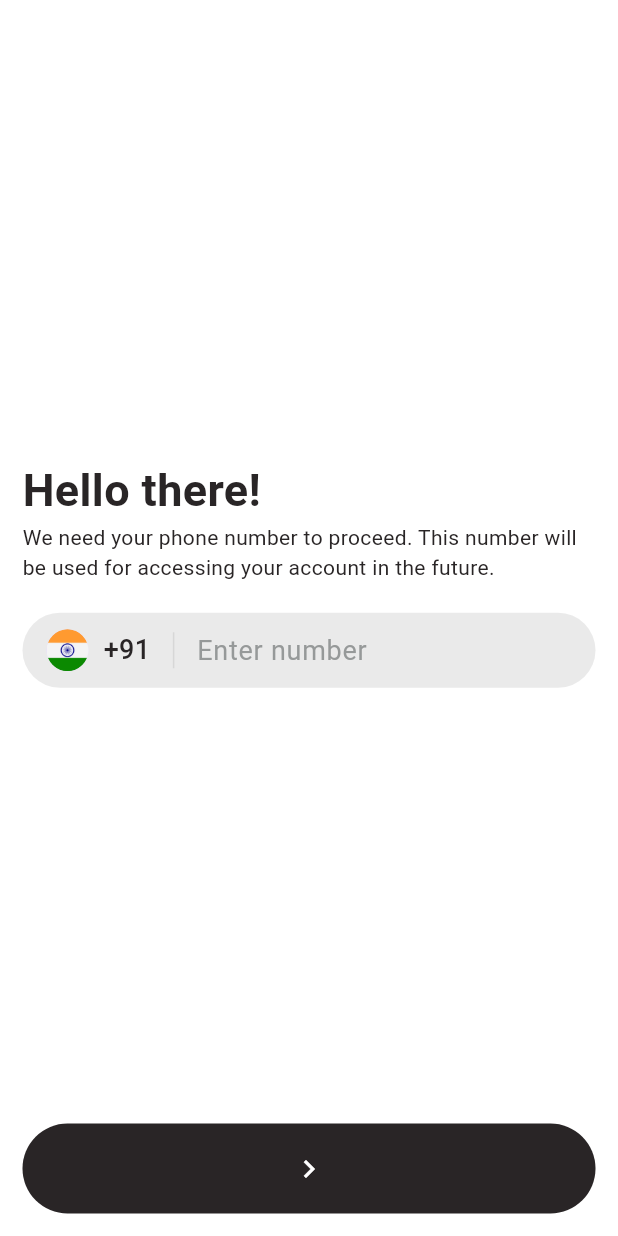
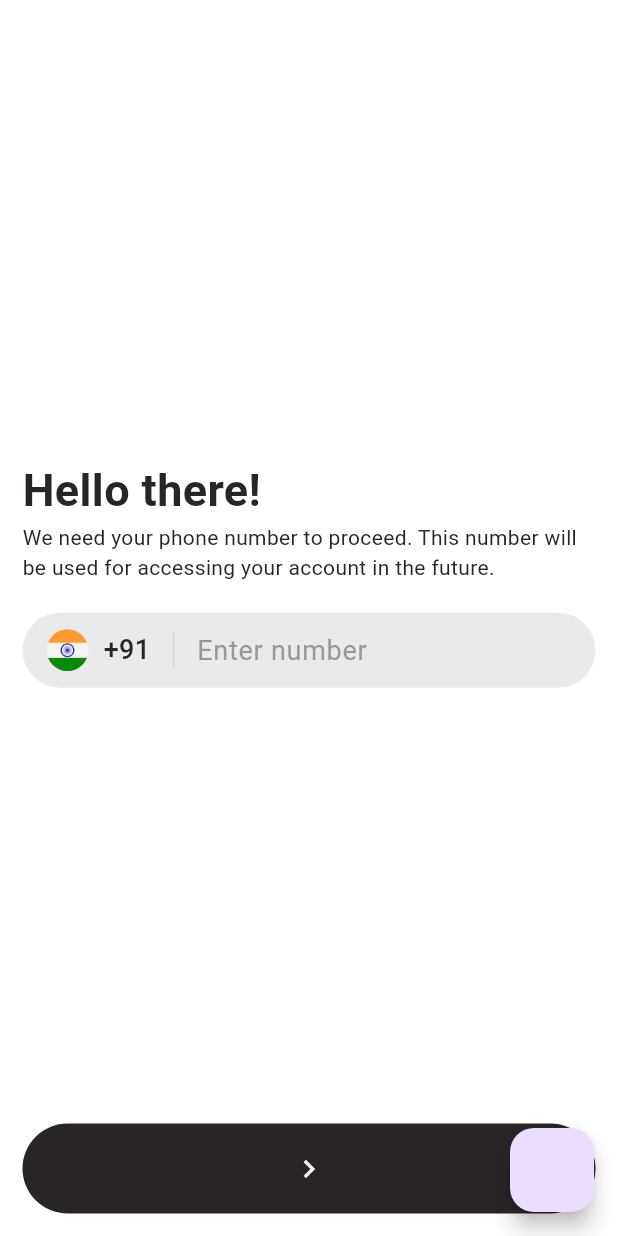
Before and after one commit to ambujgupta29/SYS_FrontEnd, a Flutter app: the screen it shows after launch, on a phone screen of 412 x 824 dp. Run offline on Flutter 3.47's test engine with Material 3 defaults, Android fonts, the phone set to English and light mode, and no system bars; our stand-ins replace dio, flutter_bloc.

```diff
--- a/lib/main.dart
+++ b/lib/main.dart
@@ -3,6 +3,7 @@ import 'package:flutter_bloc/flutter_bloc.dart';
 import 'package:sys_mobile/bloc/login/login_bloc.dart';
 import 'package:sys_mobile/ui/screens/login/login_otp_screen.dart';
 import 'package:sys_mobile/ui/screens/login/login_phone_screen.dart';
+import 'package:sys_mobile/ui/screens/login/login_signup_screen.dart';
 import 'package:sys_mobile/ui/screens/splash/splash_screen.dart';
 
 void main() {
@@ -14,7 +15,7 @@ void main() {
             create: (context) => LoginBloc(),
             child: const LoginPhoneScreen(),
           ),
-      // '/login-signup': (context) => ,
+      '/login-signup': (context) => const LoginSignupScreen(),
       '/login-otp': (context) => BlocProvider(
             create: (context) => LoginBloc(),
             child: const LoginOtpScreen(),
--- a/lib/ui/screens/login/login_phone_screen.dart
+++ b/lib/ui/screens/login/login_phone_screen.dart
@@ -105,14 +105,9 @@ class _LoginPhoneScreenState extends State<LoginPhoneScreen> {
                           color: SysAppTheme().textColor,
                         ),
                       ),
-                      Container(
-                        margin: const EdgeInsets.only(left: 15),
-                        height: 24,
-                        width: 1,
-                        color: SysAppTheme().borderGrey,
-                      )
                     ],
                   ),
+                  leadingDivider: true,
                 ),
               ],
             ),
@@ -135,6 +130,7 @@ class _LoginPhoneScreenState extends State<LoginPhoneScreen> {
           ],
         ),
       ),
+      floatingActionButton: FloatingActionButton(onPressed: ()=>Navigator.of(context).pushNamed('/login-signup')),
     );
   }
 }
--- a/lib/ui/utils/widgets.dart
+++ b/lib/ui/utils/widgets.dart
@@ -5,6 +5,7 @@ Widget TextFieldBox({
   double? height,
   double? width,
   Widget? leadingIcon,
+  bool leadingDivider = false,
   TextEditingController? controller,
   TextStyle? textStyle,
   String? hintText,
@@ -18,11 +19,17 @@ Widget TextFieldBox({
   Color? borderColor,
   bool hasShadow = false,
   Color? shadowColor,
+  EdgeInsets? margin,
   EdgeInsets? padding,
   TextAlign? textAlign,
+  String? label,
 }){
   return Container(
-    padding: padding ?? const EdgeInsets.symmetric(horizontal: 25),
+    margin: margin,
+    padding: padding ?? EdgeInsets.only(
+        left: leadingIcon != null ? 5 : 25,
+        right: 25,
+    ),
     height: height,
     width: width,
     alignment: Alignment.center,
@@ -47,10 +54,18 @@ Widget TextFieldBox({
       children: [
         if (leadingIcon != null)
           Padding(
-            padding: const EdgeInsets.symmetric(
-              horizontal: 15,
+            padding: EdgeInsets.only(
+              left: 15,
+              right: leadingDivider ? 0 : 15,
             ),
             child: leadingIcon,
+          ),
+        if (leadingIcon != null && leadingDivider)
+          Container(
+            margin: const EdgeInsets.symmetric(horizontal: 15),
+            height: 24,
+            width: 1,
+            color: SysAppTheme().borderGrey,
           ),
         Flexible(
           child: TextField(
```
Also changed, not shown: lib/ui/screens/login/login_signup_screen.dart (+61 -0 lines), lib/ui/utils/cache.dart (added).
